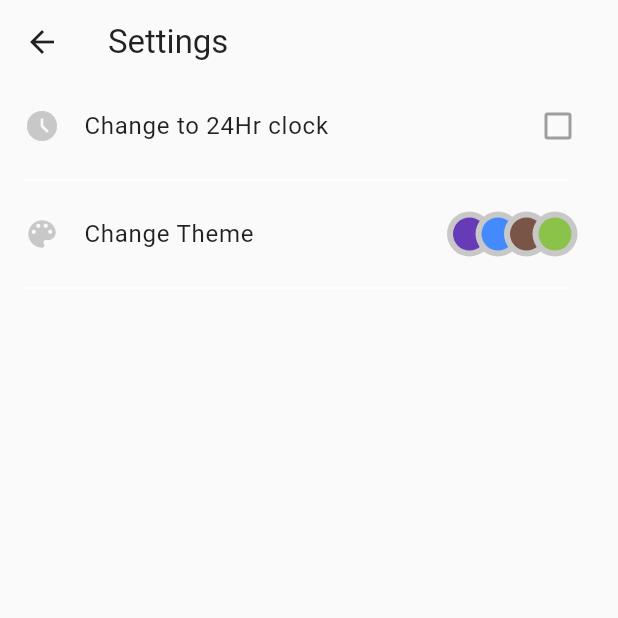
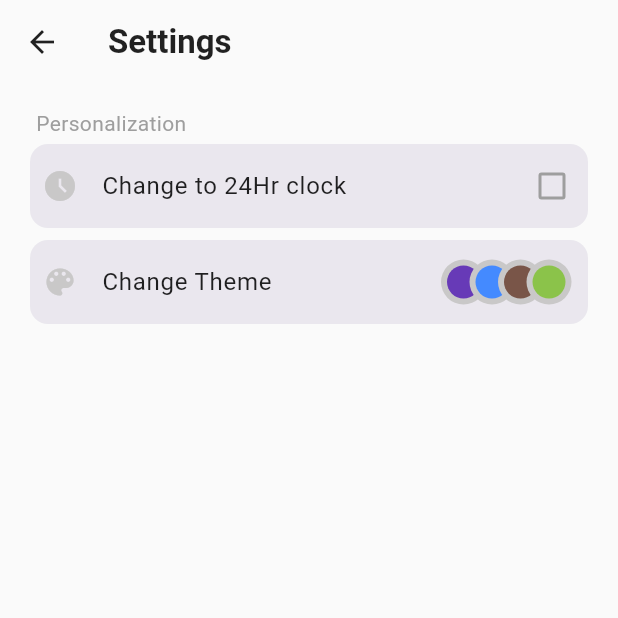
Before and after one commit to samanjhutty/Volume-Control, a Flutter app: the screen it shows after launch, after a tap on the "settings" icon, on a phone screen of 412 x 824 dp, the top half of it. Run offline on Flutter 3.47's test engine with Material 3 defaults, Android fonts, the phone set to English and light mode, and no system bars; our stand-ins replace flutter_local_notifications, fluttertoast, get, hive_flutter, permission_handler, responsive_framework; missing offline and left inert: android_alarm_manager_plus, flutter_volume_controller, sound_mode; accounts and stored records are empty.

Commit message:
style: theme & UI optimized

```diff
--- a/lib/model/util/color_resources.dart
+++ b/lib/model/util/color_resources.dart
@@ -13,28 +13,28 @@ class ColorRes {
 
 enum MyTheme {
   deepPurple.light(
-    title: 'deepPurple',
+    title: 'Deep Purple',
     primary: Colors.deepPurple,
     onPrimary: Colors.white,
     primaryContainer: Color(0xFFCFBAF4),
     onPrimaryContainer: Color(0xFF2C194E),
   ),
   blue.light(
-    title: 'blue',
+    title: 'Blue Ocean',
     primary: Colors.blueAccent,
     onPrimary: Colors.white,
     primaryContainer: Color(0xFFBAC6F4),
     onPrimaryContainer: Color(0xFF192C4E),
   ),
   brown.dark(
-    title: 'brown',
+    title: 'Dark Brown Oak',
     primary: Colors.brown,
     onPrimary: Colors.white,
     primaryContainer: Color(0xFF4E2C19),
     onPrimaryContainer: Color(0xFFF4DABA),
   ),
   lightGreeen.light(
-    title: 'lightGreen',
+    title: 'Parrot Green',
     primary: Colors.lightGreen,
     onPrimary: Colors.white,
     primaryContainer: Color(0xFFD1F4BA),
@@ -49,10 +49,9 @@ enum MyTheme {
   final Color onPrimaryContainer;
   final Color background;
   final Color surface;
-  final Color surfaceInverse;
   final Color textColor;
   final Color textColorLight;
-  final Color textColorDisabled;
+  final Color disabled;
 
   const MyTheme.dark({
     required this.title,
@@ -63,10 +62,9 @@ enum MyTheme {
   })  : brightness = Brightness.dark,
         background = const Color(0xFF212121),
         surface = const Color(0xFF303030),
-        surfaceInverse = const Color(0xFFEEEEEE),
         textColor = const Color(0xFFEEEEEE),
         textColorLight = const Color(0xFF757575),
-        textColorDisabled = Colors.grey;
+        disabled = Colors.grey;
 
   const MyTheme.light({
     required this.title,
@@ -77,8 +75,7 @@ enum MyTheme {
   })  : brightness = Brightness.light,
         background = const Color(0xFFFAFAFA),
         surface = Colors.white,
-        surfaceInverse = Colors.black,
         textColor = Colors.black87,
         textColorLight = const Color(0xFFC9C8C8),
-        textColorDisabled = Colors.grey;
+        disabled = Colors.grey;
 }
--- a/lib/model/util/string_resources.dart
+++ b/lib/model/util/string_resources.dart
@@ -50,6 +50,7 @@ class StringRes {
   static const String changeTheme = 'Change Theme';
   static const String changeTime = 'Change to 24Hr clock';
   static const String text24hr = 'Use 24hr format';
+  static const String personlize = 'Personalization';
 
   static String toIcons(String icon) => 'assets/icons/$icon.png';
   static const List<String> dayList = [
--- a/lib/services/theme_services.dart
+++ b/lib/services/theme_services.dart
@@ -35,7 +35,7 @@ class ThemeServices extends StatefulWidget {
 }
 
 class _ThemeServiceState extends State<ThemeServices> {
-  var services = Get.find<AuthServices>();
+  final _services = Get.find<AuthServices>();
 
   late Color _primary;
   late Color _onPrimary;
@@ -44,10 +44,9 @@ class _ThemeServiceState extends State<ThemeServices> {
   late Brightness _brightness;
   late Color _background;
   late Color _surface;
-  late Color _surfaceInverse;
   late Color _textColor;
   late Color _textColorLight;
-  late Color _textColorDisabled;
+  late Color _disabled;
 
   Color get primary => _primary;
   Color get onPrimary => _onPrimary;
@@ -56,10 +55,9 @@ class _ThemeServiceState extends State<ThemeServices> {
   Brightness get brightness => _brightness;
   Color get background => _background;
   Color get surface => _surface;
-  Color get surfaceInverse => _surfaceInverse;
   Color get textColor => _textColor;
   Color get textColorLight => _textColorLight;
-  Color get textColorDisabled => _textColorDisabled;
+  Color get disabled => _disabled;
 
   @override
   void initState() {
@@ -71,10 +69,9 @@ class _ThemeServiceState extends State<ThemeServices> {
     _brightness = theme.brightness;
     _background = theme.background;
     _surface = theme.surface;
-    _surfaceInverse = theme.surfaceInverse;
     _textColor = theme.textColor;
     _textColorLight = theme.textColorLight;
-    _textColorDisabled = theme.textColorDisabled;
+    _disabled = theme.disabled;
 
     super.initState();
   }
@@ -87,12 +84,11 @@ class _ThemeServiceState extends State<ThemeServices> {
     _brightness = theme.brightness;
     _background = theme.background;
     _surface = theme.surface;
-    _surfaceInverse = theme.surfaceInverse;
     _textColor = theme.textColor;
     _textColorLight = theme.textColorLight;
-    _textColorDisabled = theme.textColorDisabled;
+    _disabled = theme.disabled;
     setState(() {});
-    services.saveTheme(theme);
+    _services.saveTheme(theme);
   }
 
   @override
--- a/lib/view/home.dart
+++ b/lib/view/home.dart
@@ -58,16 +58,14 @@ class HomePage extends GetView<DBcontroller> {
                 0,
                 0.3,
                 0.7,
-                1,
               ],
                   colors: [
                 scheme.primaryContainer,
-                scheme.primaryContainer.withOpacity(0.8),
-                scheme.surface,
+                scheme.primaryContainer,
                 scheme.surface,
               ])),
           padding: const EdgeInsets.symmetric(horizontal: Dimens.sizeSmall),
-          child: const ScenarioList()),
+          child: const SafeArea(top: false, child: ScenarioList())),
     );
   }
 }
--- a/lib/view/scenario_list.dart
+++ b/lib/view/scenario_list.dart
@@ -31,7 +31,7 @@ class ScenarioList extends GetView<DBcontroller> {
                 'Click on + icon to add scenarios',
                 textAlign: TextAlign.center,
                 style: TextStyle(
-                    color: ThemeServices.of(context).surface.withOpacity(0.5),
+                    color: scheme.onPrimary.withOpacity(.2),
                     fontWeight: FontWeight.w900,
                     fontSize: Dimens.fontSuperSuperLarge),
               ),
@@ -46,7 +46,7 @@ class ScenarioList extends GetView<DBcontroller> {
 
                   return Card(
                     color: scheme.background,
-                    surfaceTintColor: Colors.transparent,
+                    surfaceTintColor: scheme.primary,
                     elevation: Dimens.sizeSmall,
                     margin: const EdgeInsets.all(Dimens.sizeSmall),
                     child: InkWell(
--- a/lib/view/settings.dart
+++ b/lib/view/settings.dart
@@ -4,9 +4,13 @@ import 'package:volume_control/model/util/color_resources.dart';
 import 'package:volume_control/model/util/dimens.dart';
 import 'package:volume_control/model/util/string_resources.dart';
 import 'package:volume_control/services/auth_services.dart';
+import 'package:volume_control/services/extension_methods.dart';
 import 'package:volume_control/services/theme_services.dart';
-import 'package:volume_control/view/widgets/checkbox_tile.dart';
+import 'package:volume_control/view/widgets/base_widget.dart';
+import 'package:volume_control/view/widgets/my_checkbox.dart';
 import 'package:volume_control/view/widgets/color_palate_widget.dart';
+import 'package:volume_control/view/widgets/radio_color_tile.dart';
+import 'package:volume_control/view_model/controllers/dbcontroller.dart';
 
 class Settings extends StatefulWidget {
   const Settings({super.key});
@@ -21,81 +25,126 @@ class _SettingsState extends State<Settings> {
   @override
   Widget build(BuildContext context) {
     var scheme = ThemeServices.of(context);
-    return Scaffold(
-        backgroundColor: scheme.background,
+    return BaseWidget(
+      color: scheme.background,
       appBar: AppBar(
         backgroundColor: scheme.background,
         foregroundColor: scheme.textColor,
-          title: const Text(StringRes.settings),
+        title: const Text(
+          StringRes.settings,
+          style: TextStyle(fontWeight: FontWeight.w600),
         ),
-        body: ListView(
+      ),
+      child: ListView(
+        padding: const EdgeInsets.all(Dimens.sizeDefault),
         children: [
-            ListTile(
-              textColor: scheme.textColor,
-              iconColor: scheme.textColorLight,
+          const MyText(StringRes.personlize),
+          MyCard(
             leading: const Icon(Icons.access_time_filled),
             title: const Text(StringRes.changeTime),
-              trailing: MyCheckBox(value: services.is24hrFormat.value),
+            trailing: MyCheckBox(
+              value: services.is24hrFormat.value,
+              onChanged: (value) {
+                Get.find<AuthServices>().is24hrFormat.value = value;
+                Get.find<DBcontroller>().saveTimeFormat(use24Hr: value);
+              },
             ),
-            const MyDivider(),
-            ListTile(
-              textColor: scheme.textColor,
-              iconColor: scheme.textColorLight,
+          ),
+          MyCard(
             onTap: () => showModalBottomSheet(
-                  context: context,
-                  builder: (context) => BottomSheet(
-                      backgroundColor: scheme.surface,
-                      onClosing: () {},
-                      showDragHandle: true,
-                      dragHandleColor: scheme.textColor,
-                      builder: (context) {
-                        double radius = 15;
-                        return Padding(
-                          padding: const EdgeInsets.all(Dimens.sizeDefault),
-                          child: Column(
-                              mainAxisSize: MainAxisSize.min,
-                              children: MyTheme.values
-                                  .map((e) => ListTile(
-                                        onTap: () => ThemeServices.of(context)
-                                            .changeTheme(e),
-                                        title: Text(
-                                          e.title,
-                                          style: TextStyle(
-                                              color: scheme.textColor),
-                                        ),
-                                        trailing: CircleAvatar(
-                                            radius: radius,
-                                            backgroundColor:
-                                                ColorRes.secondaryLight,
-                                            child: CircleAvatar(
-                                              radius: radius - 4,
-                                              backgroundColor: e.primary,
-                                            )),
-                                      ))
-                                  .toList()),
-                        );
-                      })),
+                context: context, builder: (context) => const SelectTheme()),
             leading: const Icon(Icons.color_lens),
             title: const Text(StringRes.changeTheme),
             trailing: MyColorPalete(color: scheme.textColorLight),
           ),
-            const MyDivider(),
         ],
-        ));
-  }
-}
-
-class MyDivider extends StatelessWidget {
-  const MyDivider({super.key});
-
-  @override
-  Widget build(BuildContext context) {
-    return Padding(
-      padding: const EdgeInsets.only(
-          right: Dimens.sizeLarge, left: Dimens.sizeDefault),
-      child: Divider(
-        color: ThemeServices.of(context).surface,
       ),
     );
   }
 }
+
+class SelectTheme extends StatefulWidget {
+  const SelectTheme({super.key});
+
+  @override
+  State<SelectTheme> createState() => _SelectThemeState();
+}
+
+class _SelectThemeState extends State<SelectTheme> {
+  @override
+  Widget build(BuildContext context) {
+    var scheme = ThemeServices.of(context);
+
+    return BottomSheet(
+        backgroundColor: scheme.surface,
+        onClosing: () {},
+        showDragHandle: true,
+        dragHandleColor: scheme.disabled,
+        builder: (context) {
+          return Padding(
+              padding: const EdgeInsets.symmetric(vertical: Dimens.sizeDefault),
+              child: Column(
+                  mainAxisSize: MainAxisSize.min,
+                  children: MyTheme.values
+                      .map((e) => RadioColorTile(
+                            value: e,
+                            onChanged: (value) {
+                              ThemeServices.of(context).changeTheme(value);
+                            },
+                          ))
+                      .toList()));
+        });
+  }
+}
+
+class MyCard extends StatelessWidget {
+  final Widget? leading;
+  final Widget? title;
+  final Widget? trailing;
+  final VoidCallback? onTap;
+
+  const MyCard(
+      {super.key, this.leading, this.title, this.trailing, this.onTap});
+
+  @override
+  Widget build(BuildContext context) {
+    var scheme = ThemeServices.of(context);
+
+    return Card(
+      color: scheme.disabled.withOpacity(.1),
+      surfaceTintColor: scheme.primary,
+      shadowColor: Colors.transparent,
+      child: ListTile(
+        contentPadding:
+            const EdgeInsets.symmetric(horizontal: Dimens.sizeSmall),
+        textColor: scheme.textColor,
+        iconColor: scheme.textColorLight,
+        leading: leading,
+        title: title,
+        trailing: trailing,
+        onTap: onTap,
+      ),
+    );
+  }
+}
+
+class MyText extends StatelessWidget {
+  final String text;
+  const MyText(this.text, {super.key});
+
+  @override
+  Widget build(BuildContext context) {
+    var scheme = ThemeServices.of(context);
+
+    return Row(
+      mainAxisSize: MainAxisSize.min,
+      children: [
+        const SizedBox(width: Dimens.sizeSmall),
+        Text(
+          text,
+          style: TextStyle(color: scheme.disabled),
+        )
+      ],
+    );
+  }
+}
--- /dev/null
+++ b/lib/view/widgets/base_widget.dart
@@ -0,0 +1,26 @@
+import 'package:flutter/material.dart';
+
+class BaseWidget extends StatelessWidget {
+  final PreferredSizeWidget? appBar;
+  final Color? color;
+  final Widget child;
+  final Widget? navBar;
+
+  const BaseWidget({
+    super.key,
+    this.appBar,
+    this.color,
+    required this.child,
+    this.navBar,
+  });
+
+  @override
+  Widget build(BuildContext context) {
+    return Scaffold(
+      appBar: appBar,
+      backgroundColor: color,
+      bottomNavigationBar: navBar,
+      body: SafeArea(child: child),
+    );
+  }
+}
--- a/lib/view/widgets/checkbox_tile.dart
+++ b/lib/view/widgets/my_checkbox.dart
@@ -3,8 +3,12 @@ import 'package:volume_control/services/theme_services.dart';
 
 class MyCheckBox extends StatefulWidget {
   final bool value;
-  final Function(bool? value)? onChanged;
-  const MyCheckBox({super.key, required this.value, this.onChanged});
+  final Function(bool value)? onChanged;
+  const MyCheckBox({
+    super.key,
+    required this.value,
+    this.onChanged,
+  });
 
   @override
   State<MyCheckBox> createState() => _MyCheckBoxState();
@@ -23,8 +27,9 @@ class _MyCheckBoxState extends State<MyCheckBox> {
   Widget build(BuildContext context) {
     var scheme = ThemeServices.of(context);
     return Checkbox(
-      side: BorderSide(color: scheme.textColorDisabled, width: 2),
-      activeColor: scheme.primary,
+      side: BorderSide(color: scheme.disabled, width: 2),
+      activeColor: scheme.onPrimaryContainer,
+      checkColor: scheme.primaryContainer,
       visualDensity: VisualDensity.compact,
       materialTapTargetSize: MaterialTapTargetSize.shrinkWrap,
       value: value,
@@ -32,7 +37,7 @@ class _MyCheckBoxState extends State<MyCheckBox> {
         setState(() {
           this.value = value;
         });
-        if (widget.onChanged != null) {
+        if (widget.onChanged != null && value != null) {
           widget.onChanged!(value);
         }
       },
--- a/lib/view/widgets/switch_widget.dart
+++ b/lib/view/widgets/switch_widget.dart
@@ -23,7 +23,7 @@ class MySwitchWidgetState extends State<MySwitchWidget> {
   Widget build(BuildContext context) {
     final scheme = ThemeServices.of(context);
 
-    return Switch.adaptive(
+    return Switch(
       activeColor: scheme.primaryContainer,
       activeTrackColor: scheme.onPrimaryContainer,
       onChanged: (value) {
```
Also changed, not shown: lib/view/add_scenario.dart (+41 -37 lines), lib/view/widgets/radio_color_tile.dart (added, +63 -0 lines), lib/view_model/controllers/add_scenario_controller.dart (+10 -9 lines). Lines whose indentation alone changed are shown as unchanged.
